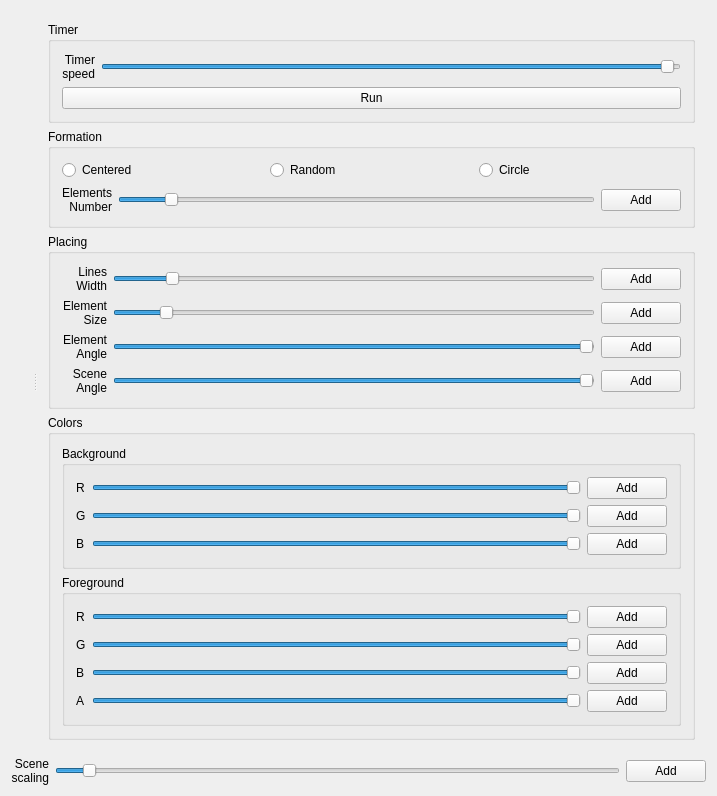
This is Lab1/Lab1.ui in Cvelth/university_comp_graphich_project as Qt 5 draws it before an edit. The edited form follows.
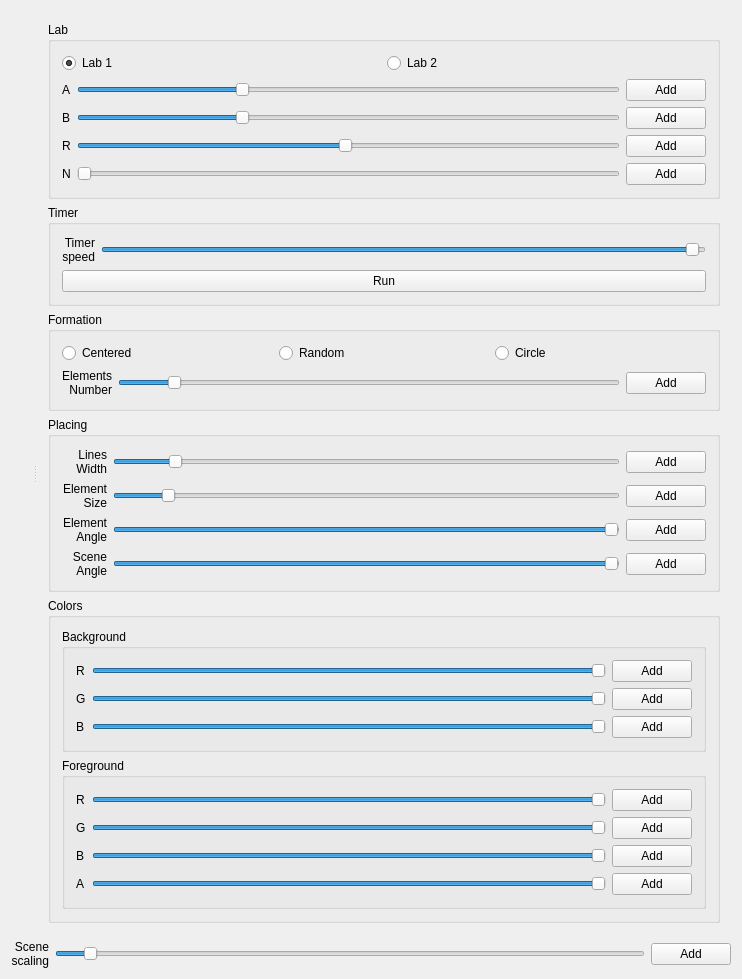
This is the edited form.

The edit to the form file:
```diff
--- a/Lab1/Lab1.ui
+++ b/Lab1/Lab1.ui
@@ -6,8 +6,8 @@
    <rect>
     <x>0</x>
     <y>0</y>
-    <width>713</width>
-    <height>785</height>
+    <width>742</width>
+    <height>881</height>
    </rect>
   </property>
   <property name="windowTitle">
@@ -46,6 +46,175 @@
        <property name="sizeConstraint">
         <enum>QLayout::SetMinimumSize</enum>
        </property>
+       <item>
+        <widget class="QGroupBox" name="groupBox_7">
+         <property name="title">
+          <string>Lab</string>
+         </property>
+         <layout class="QVBoxLayout" name="verticalLayout_6">
+          <item>
+           <layout class="QHBoxLayout" name="horizontalLayout_8">
+            <item>
+             <widget class="QRadioButton" name="lab1">
+              <property name="text">
+               <string>Lab 1</string>
+              </property>
+              <property name="checked">
+               <bool>true</bool>
+              </property>
+             </widget>
+            </item>
+            <item>
+             <widget class="QRadioButton" name="lab2">
+              <property name="text">
+               <string>Lab 2</string>
+              </property>
+              <property name="checked">
+               <bool>false</bool>
+              </property>
+             </widget>
+            </item>
+           </layout>
+          </item>
+          <item>
+           <layout class="QGridLayout" name="gridLayout_6">
+            <item row="1" column="1">
+             <widget class="QSlider" name="PB">
+              <property name="minimum">
+               <number>1</number>
+              </property>
+              <property name="maximum">
+               <number>1000</number>
+              </property>
+              <property name="value">
+               <number>300</number>
+              </property>
+              <property name="orientation">
+               <enum>Qt::Horizontal</enum>
+              </property>
+             </widget>
+            </item>
+            <item row="0" column="0">
+             <widget class="QLabel" name="lPA">
+              <property name="text">
+               <string>A</string>
+              </property>
+             </widget>
+            </item>
+            <item row="2" column="0">
+             <widget class="QLabel" name="lPR">
+              <property name="text">
+               <string>R</string>
+              </property>
+             </widget>
+            </item>
+            <item row="2" column="1">
+             <widget class="QSlider" name="PR">
+              <property name="minimum">
+               <number>1</number>
+              </property>
+              <property name="maximum">
+               <number>100</number>
+              </property>
+              <property name="value">
+               <number>50</number>
+              </property>
+              <property name="orientation">
+               <enum>Qt::Horizontal</enum>
+              </property>
+             </widget>
+            </item>
+            <item row="3" column="1">
+             <widget class="QSlider" name="PN">
+              <property name="minimum">
+               <number>1</number>
+              </property>
+              <property name="maximum">
+               <number>15</number>
+              </property>
+              <property name="value">
+               <number>1</number>
+              </property>
+              <property name="orientation">
+               <enum>Qt::Horizontal</enum>
+              </property>
+             </widget>
+            </item>
+            <item row="3" column="0">
+             <widget class="QLabel" name="lPN">
+              <property name="text">
+               <string>N</string>
+              </property>
+             </widget>
+            </item>
+            <item row="0" column="1">
+             <widget class="QSlider" name="PA">
+              <property name="minimum">
+               <number>1</number>
+              </property>
+              <property name="maximum">
+               <number>1000</number>
+              </property>
+              <property name="value">
+               <number>300</number>
+              </property>
+              <property name="orientation">
+               <enum>Qt::Horizontal</enum>
+              </property>
+             </widget>
+            </item>
+            <item row="1" column="0">
+             <widget class="QLabel" name="lPB">
+              <property name="text">
+               <string>B</string>
+              </property>
+             </widget>
+            </item>
+            <item row="0" column="2">
+             <widget class="QPushButton" name="addPA">
+              <property name="text">
+               <string>Add</string>
+              </property>
+              <property name="checkable">
+               <bool>true</bool>
+              </property>
+             </widget>
+            </item>
+            <item row="1" column="2">
+             <widget class="QPushButton" name="addPB">
+              <property name="text">
+               <string>Add</string>
+              </property>
+              <property name="checkable">
+               <bool>true</bool>
+              </property>
+             </widget>
+            </item>
+            <item row="2" column="2">
+             <widget class="QPushButton" name="addPR">
+              <property name="text">
+               <string>Add</string>
+              </property>
+              <property name="checkable">
+               <bool>true</bool>
+              </property>
+             </widget>
+            </item>
+            <item row="3" column="2">
+             <widget class="QPushButton" name="addPN">
+              <property name="text">
+               <string>Add</string>
+              </property>
+              <property name="checkable">
+               <bool>true</bool>
+              </property>
+             </widget>
+            </item>
+           </layout>
+          </item>
+         </layout>
+        </widget>
+       </item>
        <item>
         <widget class="QGroupBox" name="groupBox_6">
          <property name="title">
```
Left out of the diff: 2 changed lines with no effect on the pictures.
